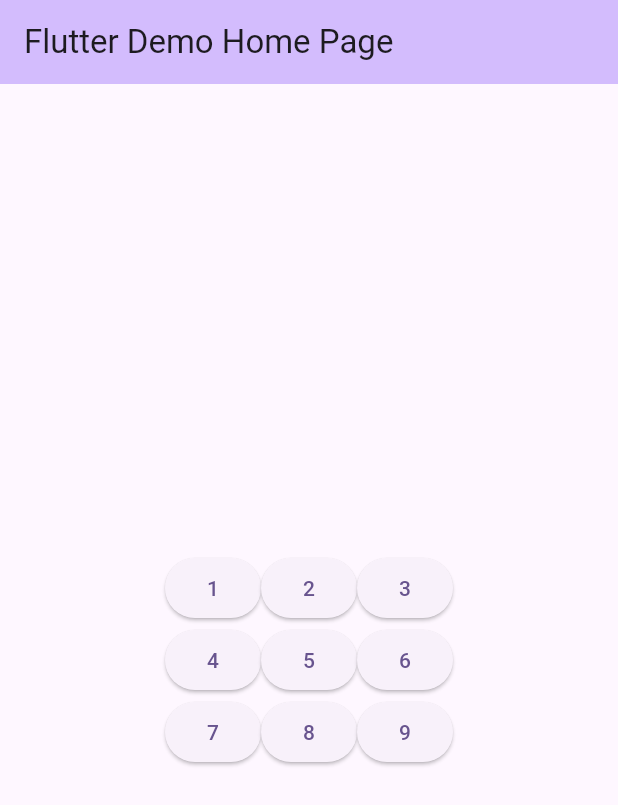
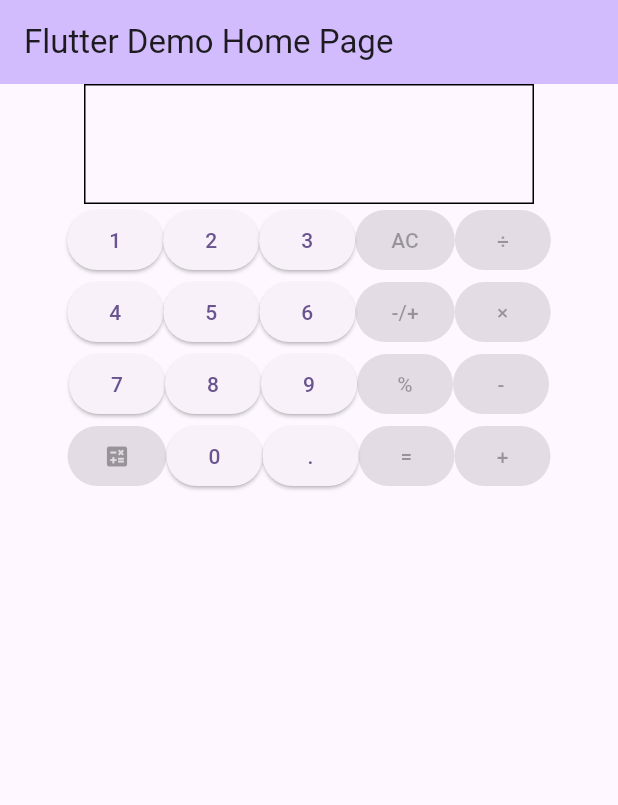
Before and after one commit to bwatts1/calculator, a Flutter app: the screen it shows after launch, on a phone screen of 412 x 824 dp. Shown: the top 805 px of the screen. Run offline on Flutter 3.47's test engine with Material 3 defaults, Android fonts, the phone set to English and light mode, and no system bars.

Commit message:
completed the basic design

```diff
--- a/lib/main.dart
+++ b/lib/main.dart
@@ -71,14 +71,26 @@ class _MyHomePageState extends State<MyHomePage> {
       ),
       body: Center(
         child: Column(
-          mainAxisAlignment: MainAxisAlignment.center,
           children:[
+            Container(
+              padding: EdgeInsets.all(20),
+              alignment: Alignment.center,
+              height: 80,
+              width: 300,
+              decoration: BoxDecoration(
+                border: Border.all(color: Colors.black),
+              ),
+              child:  Text(displayText, style: TextStyle(fontSize: 32, fontWeight: FontWeight.bold,),),
+            ),
+
             Row(
               mainAxisAlignment: MainAxisAlignment.center,
               children: [
                 ElevatedButton(onPressed: () => numberPressed('1'), child: Text('1')),
                 ElevatedButton(onPressed: () => numberPressed('2'), child: Text('2')),
                 ElevatedButton(onPressed: () => numberPressed('3'), child: Text('3')),
+                ElevatedButton(onPressed: null, child: Text('AC')),
+                ElevatedButton(onPressed: null, child: Text('÷')),
               ],
             ),
             Row(
@@ -87,6 +99,8 @@ class _MyHomePageState extends State<MyHomePage> {
                 ElevatedButton(onPressed: () => numberPressed('4'), child: Text('4')),
                 ElevatedButton(onPressed: () => numberPressed('5'), child: Text('5')),
                 ElevatedButton(onPressed: () => numberPressed('6'), child: Text('6')),
+                ElevatedButton(onPressed: null, child: Text('-/+')),
+                ElevatedButton(onPressed: null, child: Text('×')),
               ],
             ),
             Row(
@@ -95,8 +109,20 @@ class _MyHomePageState extends State<MyHomePage> {
                 ElevatedButton(onPressed: () => numberPressed('7'), child: Text('7')),
                 ElevatedButton(onPressed: () => numberPressed('8'), child: Text('8')),
                 ElevatedButton(onPressed: () => numberPressed('9'), child: Text('9')),
+                ElevatedButton(onPressed: null, child: Text('%')),
+                ElevatedButton(onPressed: null, child: Text('-'))
               ],
-            )
+            ),
+            Row(
+              mainAxisAlignment: MainAxisAlignment.center,
+              children: [
+                ElevatedButton(onPressed: null ,child: const Icon(Icons.calculate),),
+                ElevatedButton(onPressed: () => numberPressed('0'), child: Text('0')),
+                ElevatedButton(onPressed: () => numberPressed('.'), child: Text('.')),
+                ElevatedButton(onPressed: null, child: Text('=')),
+                ElevatedButton(onPressed: null, child: Text('+')),
+              ],
+            ),
           ]
         ),
       ),
```
